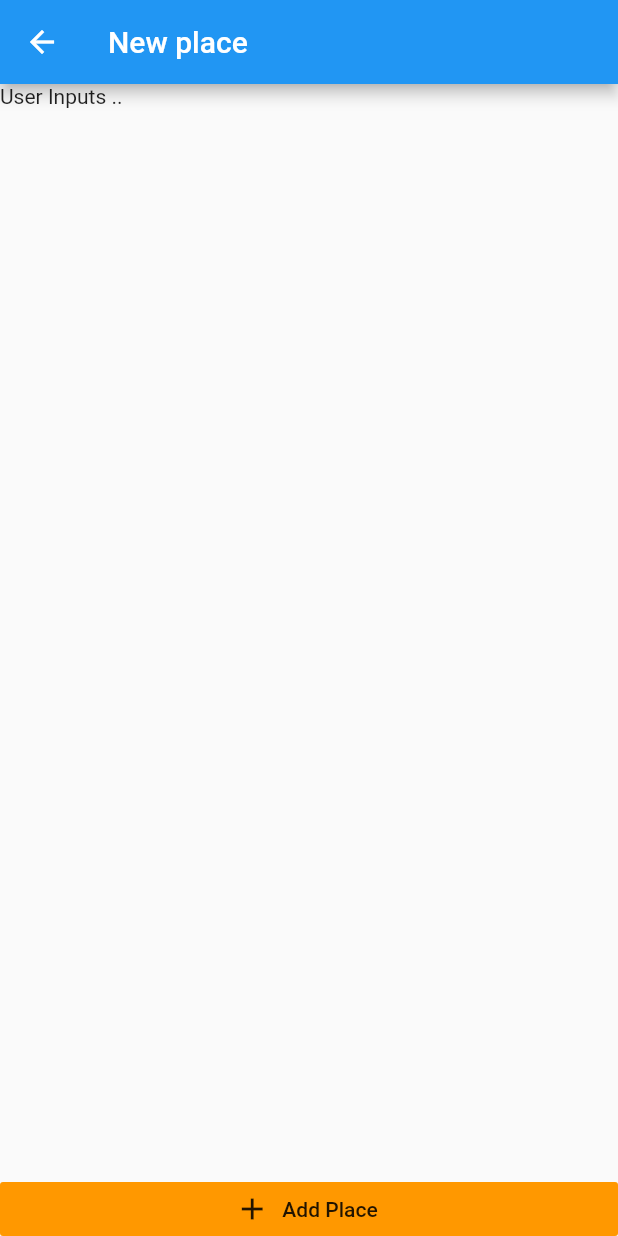
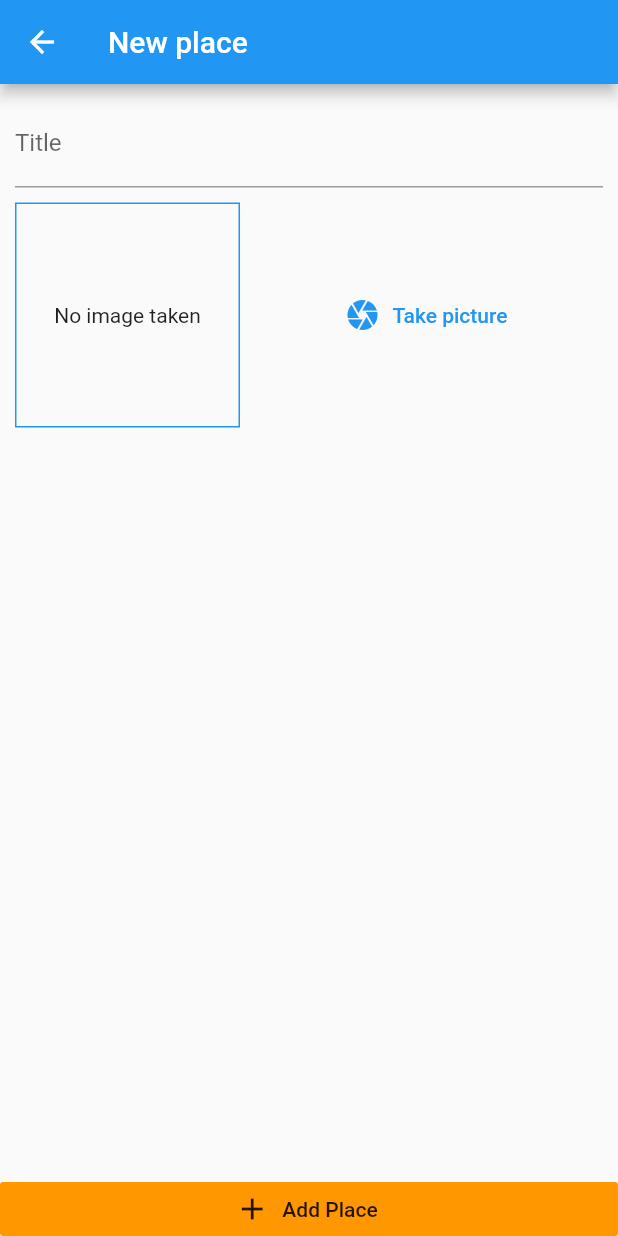
Before and after one commit to Plasmoxy/Bloomflute, a Flutter app: the AddPlaceScreen screen opened by its route, on a phone screen of 412 x 824 dp. Run offline on Flutter 3.47's test engine with Material 2 defaults, Android fonts, the phone set to English and light mode, and no system bars; our stand-ins replace shared_preferences; accounts and stored records are empty.

Commit message:
ui done ?M???

```diff
--- /dev/null
+++ b/FlutterUdemy/great_places/lib/components/image_input.dart
@@ -0,0 +1,45 @@
+import 'dart:io';
+
+import 'package:flutter/material.dart';
+
+class ImageInput extends StatefulWidget {
+  @override
+  _ImageInputState createState() => _ImageInputState();
+}
+
+class _ImageInputState extends State<ImageInput> {
+  File _storedImage;
+
+  @override
+  Widget build(BuildContext context) {
+    return Row(children: <Widget>[
+      Container(
+        width: 150,
+        height: 150,
+        decoration: BoxDecoration(
+          border: Border.all(
+            width: 1,
+            color: Colors.blue,
+          ),
+        ),
+        child: _storedImage == null
+            ? Text('No image taken', textAlign: TextAlign.center)
+            : Image.file(
+                _storedImage,
+                fit: BoxFit.cover,
+                width: double.infinity,
+              ),
+        alignment: Alignment.center,
+      ),
+      SizedBox(width: 10),
+      Expanded(
+        child: FlatButton.icon(
+          icon: Icon(Icons.camera),
+          label: Text('Take picture'),
+          textColor: Theme.of(context).primaryColor,
+          onPressed: () {},
+        ),
+      ),
+    ]);
+  }
+}
--- a/FlutterUdemy/great_places/lib/screens/add_place.dart
+++ b/FlutterUdemy/great_places/lib/screens/add_place.dart
@@ -1,4 +1,5 @@
 import 'package:flutter/material.dart';
+import 'package:great_places/components/image_input.dart';
 
 class AddPlaceScreen extends StatefulWidget {
   static const route = "/add-place";
@@ -8,6 +9,8 @@ class AddPlaceScreen extends StatefulWidget {
 }
 
 class _AddPlaceScreenState extends State<AddPlaceScreen> {
+  final _titleCtrl = TextEditingController();
+
   @override
   Widget build(BuildContext context) {
     return Scaffold(
@@ -15,10 +18,23 @@ class _AddPlaceScreenState extends State<AddPlaceScreen> {
         title: Text('New place'),
       ),
       body: Column(
-        mainAxisAlignment: MainAxisAlignment.spaceBetween,
         crossAxisAlignment: CrossAxisAlignment.stretch,
         children: <Widget>[
-          Text('User Inputs ..'),
+          Expanded(
+            child: SingleChildScrollView(
+              child: Padding(
+                padding: EdgeInsets.all(10),
+                child: Column(children: <Widget>[
+                  TextField(
+                    decoration: InputDecoration(labelText: 'Title'),
+                    controller: _titleCtrl,
+                  ),
+                  SizedBox(height: 10),
+                  ImageInput(),
+                ]),
+              ),
+            ),
+          ),
           RaisedButton.icon(
             icon: Icon(Icons.add),
             label: Text('Add Place'),
```
